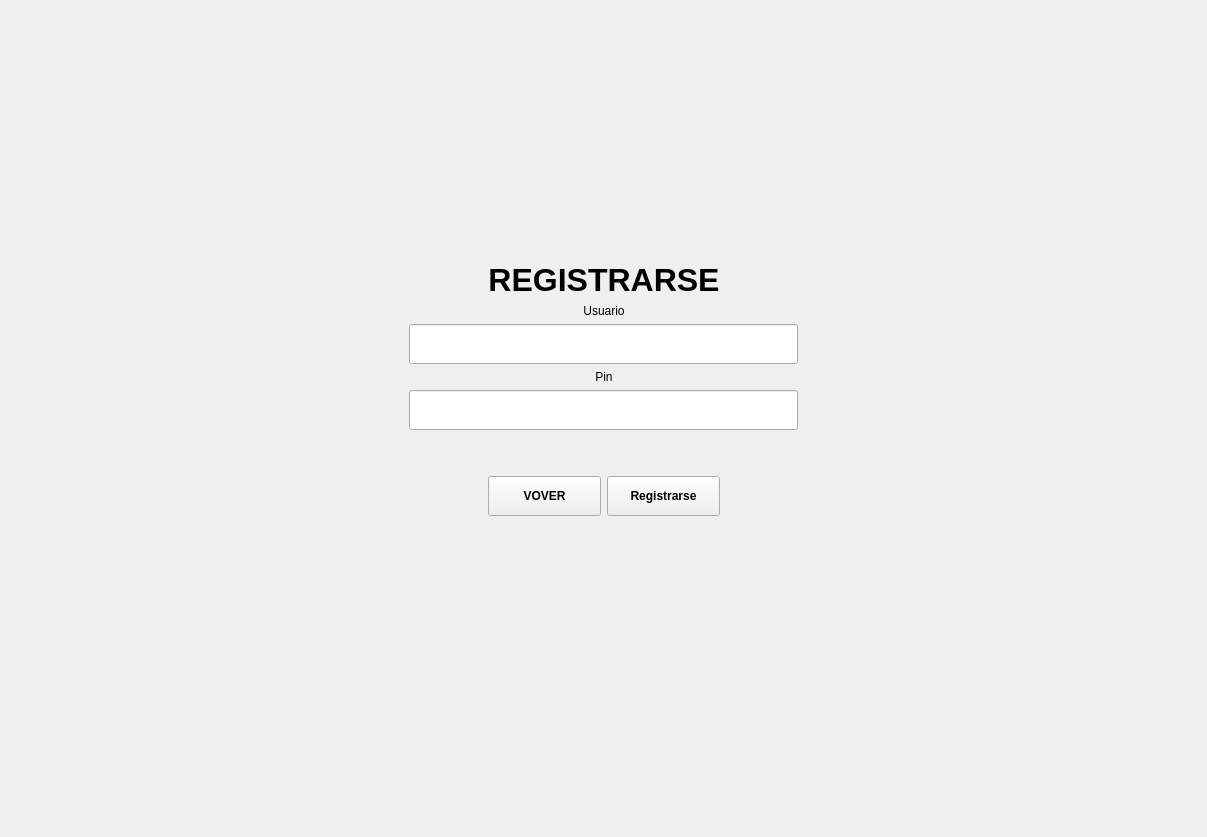
Before: the Qt Designer form src/escenario/widgets/registrarsewidget.ui in Elmer-Mosquera-UdeA/proyecto-final-2026-1, drawn with Qt 5.
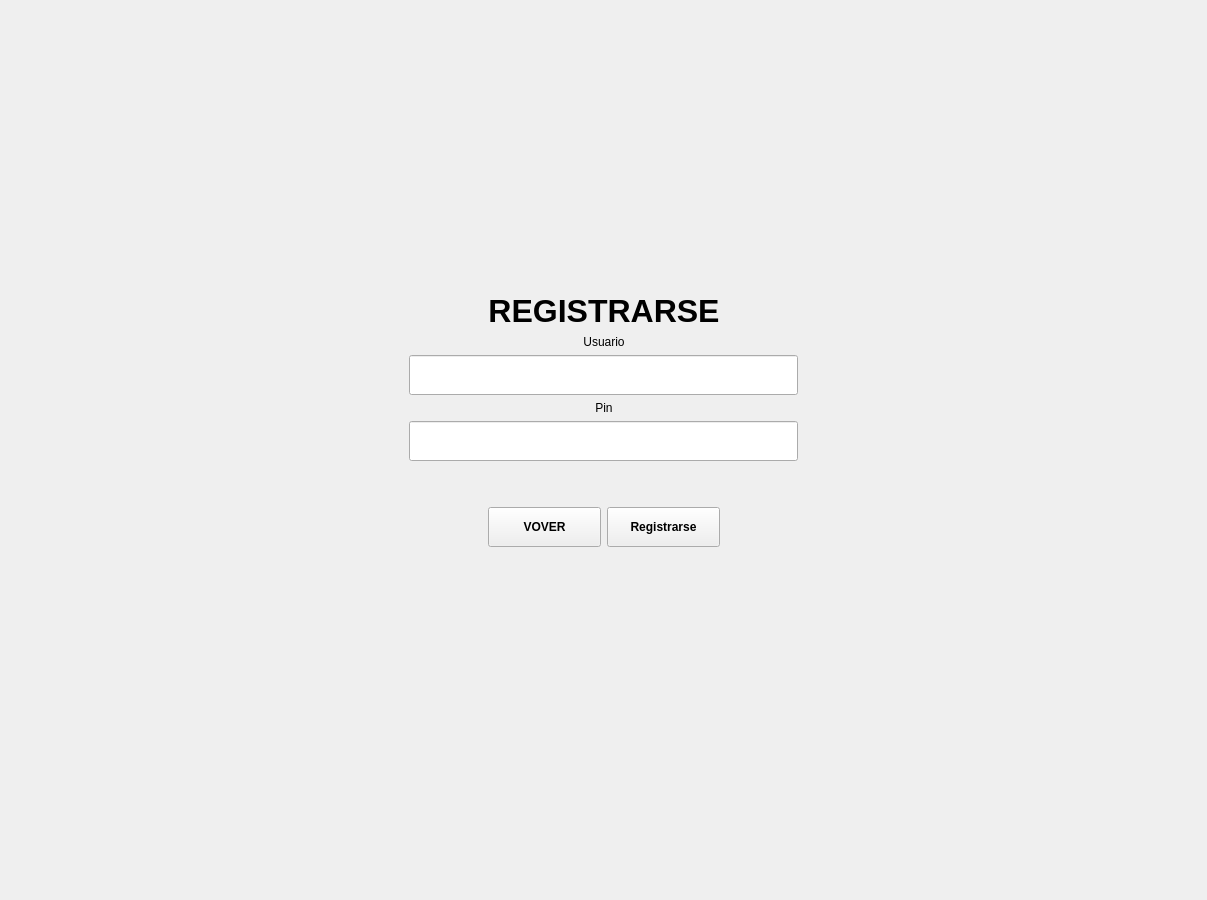
After: the same form once the commit is applied. Icons and pictures are not drawn.

Diff of the .ui file:
```diff
--- a/src/escenario/widgets/registrarsewidget.ui
+++ b/src/escenario/widgets/registrarsewidget.ui
@@ -7,9 +7,15 @@
     <x>0</x>
     <y>0</y>
     <width>1207</width>
-    <height>837</height>
+    <height>900</height>
    </rect>
   </property>
+  <property name="minimumSize">
+   <size>
+    <width>700</width>
+    <height>900</height>
+   </size>
+  </property>
   <property name="windowTitle">
    <string>Form</string>
   </property>
```
